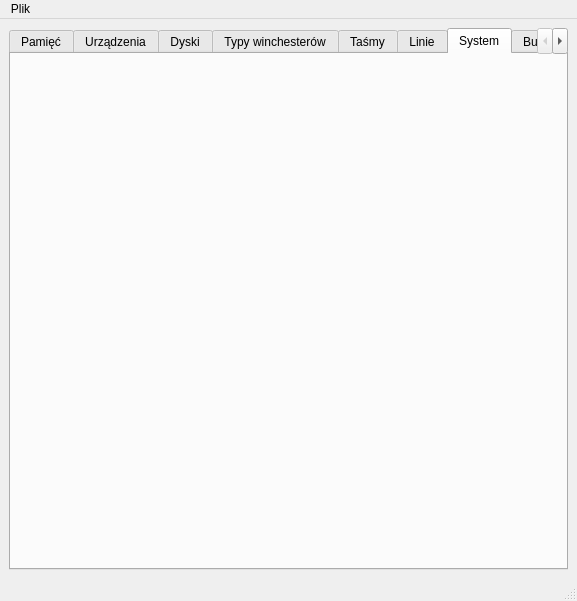
This is ui/mainwindow.ui in jakubfi/krokonf as Qt 5 draws it before an edit. The edited form follows.
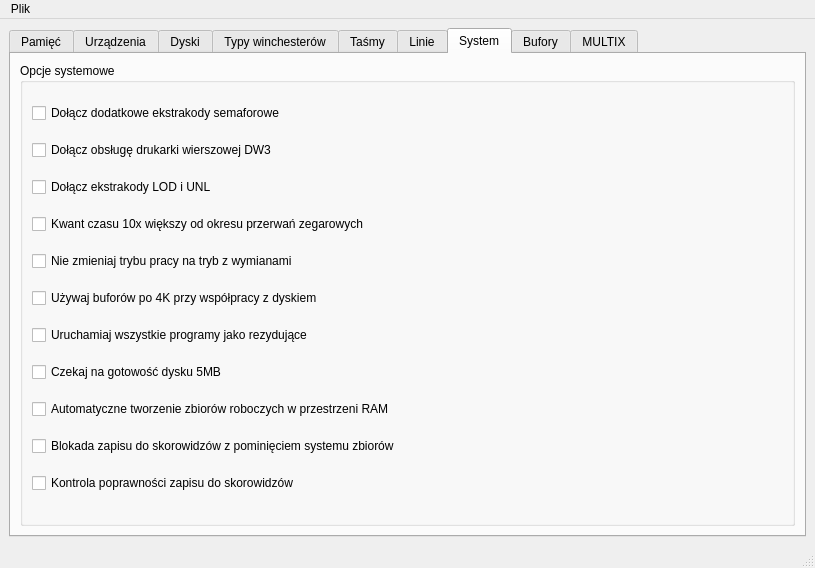
This is the edited form. The open tabs and pages were chosen to show the change.

Commit message: System tab misalignment fix

```diff
--- a/ui/mainwindow.ui
+++ b/ui/mainwindow.ui
@@ -6,8 +6,8 @@
    <rect>
     <x>0</x>
     <y>0</y>
-    <width>577</width>
-    <height>601</height>
+    <width>815</width>
+    <height>568</height>
    </rect>
   </property>
   <property name="windowTitle">
@@ -2963,15 +2963,9 @@
        <attribute name="toolTip">
         <string>Opcje systemowe oraz dodatkowe moduły dołączane do systemu</string>
        </attribute>
+       <layout class="QVBoxLayout" name="verticalLayout_11">
+        <item>
        <widget class="QGroupBox" name="groupBox_6">
-        <property name="geometry">
-         <rect>
-          <x>600</x>
-          <y>450</y>
-          <width>437</width>
-          <height>344</height>
-         </rect>
-        </property>
         <property name="title">
          <string>Opcje systemowe</string>
         </property>
@@ -3068,6 +3062,8 @@
          </item>
         </layout>
        </widget>
+        </item>
+       </layout>
       </widget>
       <widget class="QWidget" name="tab">
        <attribute name="title">
@@ -3369,8 +3365,8 @@
     <rect>
      <x>0</x>
      <y>0</y>
-     <width>577</width>
-     <height>30</height>
+     <width>815</width>
+     <height>24</height>
     </rect>
    </property>
    <widget class="QMenu" name="menuFile">
```
Left out of the diff: 16 changed lines with no effect on the pictures. Lines whose indentation alone changed are shown as unchanged.
